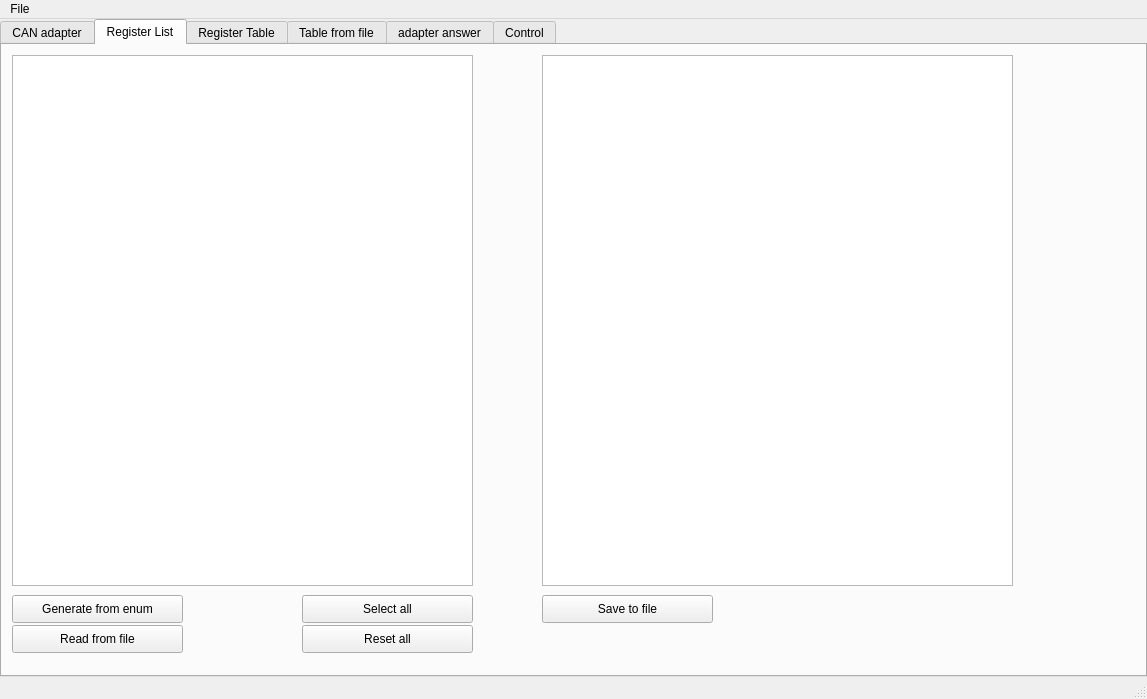
The window that mainwindow.ui (totktobroditvokrug/EL205-QT) describes before a commit, drawn with Qt 5.
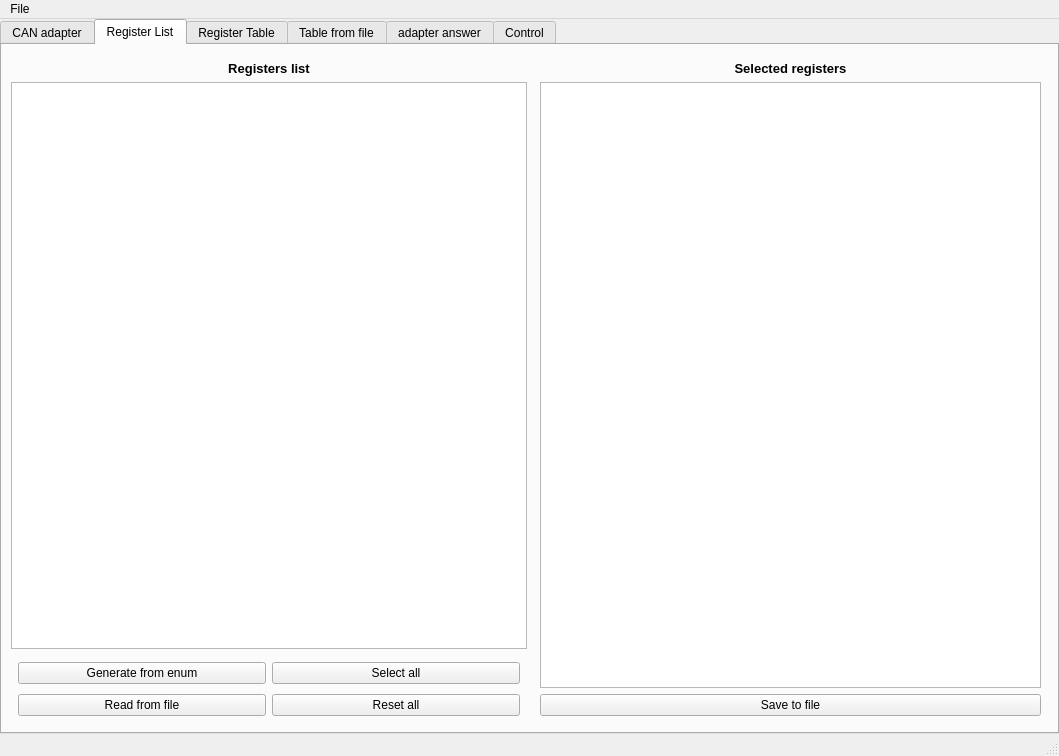
The same window after the commit. The open tabs and pages were chosen to show the change.

What changed in the file:
```diff
--- a/mainwindow.ui
+++ b/mainwindow.ui
@@ -6,8 +6,8 @@
    <rect>
     <x>0</x>
     <y>0</y>
-    <width>1147</width>
-    <height>699</height>
+    <width>1059</width>
+    <height>756</height>
    </rect>
   </property>
   <property name="windowTitle">
@@ -20,10 +20,7 @@
      <verstretch>0</verstretch>
     </sizepolicy>
    </property>
-   <layout class="QVBoxLayout" name="verticalLayout_3">
-    <property name="spacing">
-     <number>7</number>
-    </property>
+   <layout class="QGridLayout" name="gridLayout_8">
     <property name="leftMargin">
      <number>0</number>
     </property>
@@ -36,7 +33,7 @@
     <property name="bottomMargin">
      <number>0</number>
     </property>
-    <item>
+    <item row="0" column="0">
      <widget class="QTabWidget" name="tabWidget_registerWidget">
       <property name="sizePolicy">
        <sizepolicy hsizetype="Expanding" vsizetype="Expanding">
@@ -103,13 +100,6 @@
             <property name="verticalSpacing">
              <number>2</number>
             </property>
-            <item row="2" column="0">
-             <widget class="QLabel" name="label_4">
-              <property name="text">
-               <string>20.04.24</string>
-              </property>
-             </widget>
-            </item>
             <item row="1" column="0">
              <layout class="QHBoxLayout" name="horizontalLayout_11">
               <property name="spacing">
@@ -595,91 +585,138 @@
        <attribute name="title">
         <string>Register List</string>
        </attribute>
+       <layout class="QGridLayout" name="gridLayout_5">
+        <item row="0" column="0">
+         <layout class="QHBoxLayout" name="horizontalLayout_12">
+          <property name="leftMargin">
+           <number>0</number>
+          </property>
+          <property name="topMargin">
+           <number>0</number>
+          </property>
+          <item>
+           <layout class="QVBoxLayout" name="verticalLayout_9">
+            <property name="topMargin">
+             <number>7</number>
+            </property>
+            <item>
+             <widget class="QLabel" name="label_4">
+              <property name="font">
+               <font>
+                <pointsize>10</pointsize>
+                <weight>75</weight>
+                <bold>true</bold>
+               </font>
+              </property>
+              <property name="layoutDirection">
+               <enum>Qt::LeftToRight</enum>
+              </property>
+              <property name="text">
+               <string>Registers list</string>
+              </property>
+              <property name="alignment">
+               <set>Qt::AlignCenter</set>
+              </property>
+             </widget>
+            </item>
+            <item>
+             <widget class="QListWidget" name="listWidget_regNum"/>
+            </item>
+            <item>
+             <layout class="QGridLayout" name="gridLayout_6">
+              <property name="leftMargin">
+               <number>7</number>
+              </property>
+              <property name="topMargin">
+               <number>7</number>
+              </property>
+              <property name="rightMargin">
+               <number>7</number>
+              </property>
+              <property name="bottomMargin">
+               <number>7</number>
+              </property>
+              <property name="verticalSpacing">
+               <number>10</number>
+              </property>
+              <item row="0" column="0">
        <widget class="QPushButton" name="pushButton_genRegFromEnum">
-        <property name="geometry">
-         <rect>
-          <x>10</x>
-          <y>550</y>
-          <width>171</width>
-          <height>28</height>
-         </rect>
-        </property>
         <property name="text">
          <string>Generate from enum</string>
         </property>
        </widget>
-       <widget class="QPushButton" name="pushButton_readRegFromFile">
-        <property name="geometry">
-         <rect>
-          <x>10</x>
-          <y>580</y>
-          <width>171</width>
-          <height>28</height>
-         </rect>
-        </property>
-        <property name="text">
-         <string>Read from file</string>
-        </property>
-       </widget>
-       <widget class="QPushButton" name="pushButton_saveRegToFile">
-        <property name="geometry">
-         <rect>
-          <x>540</x>
-          <y>550</y>
-          <width>171</width>
-          <height>28</height>
-         </rect>
-        </property>
-        <property name="text">
-         <string>Save to file</string>
-        </property>
-       </widget>
-       <widget class="QListWidget" name="listWidget_regNum">
-        <property name="geometry">
-         <rect>
-          <x>10</x>
-          <y>10</y>
-          <width>461</width>
-          <height>531</height>
-         </rect>
-        </property>
-       </widget>
-       <widget class="QTextEdit" name="textEdit_selectedRegNum">
-        <property name="geometry">
-         <rect>
-          <x>540</x>
-          <y>10</y>
-          <width>471</width>
-          <height>531</height>
-         </rect>
-        </property>
-       </widget>
+              </item>
+              <item row="0" column="1">
        <widget class="QPushButton" name="pushButton_selectAll">
-        <property name="geometry">
-         <rect>
-          <x>300</x>
-          <y>550</y>
-          <width>171</width>
-          <height>28</height>
-         </rect>
-        </property>
         <property name="text">
          <string>Select all</string>
         </property>
        </widget>
+              </item>
+              <item row="1" column="0">
+               <widget class="QPushButton" name="pushButton_readRegFromFile">
+                <property name="text">
+                 <string>Read from file</string>
+                </property>
+               </widget>
+              </item>
+              <item row="1" column="1">
        <widget class="QPushButton" name="pushButton_resetAll">
-        <property name="geometry">
-         <rect>
-          <x>300</x>
-          <y>580</y>
-          <width>171</width>
-          <height>28</height>
-         </rect>
-        </property>
         <property name="text">
          <string>Reset all</string>
         </property>
        </widget>
+              </item>
+             </layout>
+            </item>
+           </layout>
+          </item>
+          <item>
+           <layout class="QVBoxLayout" name="verticalLayout_10">
+            <property name="leftMargin">
+             <number>7</number>
+            </property>
+            <property name="topMargin">
+             <number>7</number>
+            </property>
+            <property name="rightMargin">
+             <number>7</number>
+            </property>
+            <property name="bottomMargin">
+             <number>7</number>
+            </property>
+            <item>
+             <widget class="QLabel" name="label_10">
+              <property name="font">
+               <font>
+                <pointsize>10</pointsize>
+                <weight>75</weight>
+                <bold>true</bold>
+               </font>
+              </property>
+              <property name="text">
+               <string>Selected registers</string>
+              </property>
+              <property name="alignment">
+               <set>Qt::AlignHCenter|Qt::AlignTop</set>
+              </property>
+             </widget>
+            </item>
+            <item>
+             <widget class="QTextEdit" name="textEdit_selectedRegNum"/>
+            </item>
+            <item>
+             <widget class="QPushButton" name="pushButton_saveRegToFile">
+              <property name="text">
+               <string>Save to file</string>
+              </property>
+             </widget>
+            </item>
+           </layout>
+          </item>
+         </layout>
+        </item>
+       </layout>
       </widget>
       <widget class="QWidget" name="tab_6">
        <attribute name="title">
@@ -688,6 +725,83 @@
        <layout class="QVBoxLayout" name="verticalLayout_6">
         <item>
          <layout class="QHBoxLayout" name="horizontalLayout">
+            <property name="leftMargin">
+             <number>0</number>
+            </property>
+            <item>
+             <layout class="QVBoxLayout" name="verticalLayout_3">
+              <property name="spacing">
+               <number>10</number>
+              </property>
+              <property name="topMargin">
+               <number>0</number>
+              </property>
+              <property name="rightMargin">
+               <number>10</number>
+              </property>
+              <item>
+               <layout class="QFormLayout" name="formLayout_2">
+                <property name="labelAlignment">
+                 <set>Qt::AlignRight|Qt::AlignTrailing|Qt::AlignVCenter</set>
+                </property>
+                <item row="0" column="0">
+                 <widget class="QLabel" name="label_freqInv">
+                  <property name="text">
+                   <string>F=</string>
+                  </property>
+                 </widget>
+                </item>
+                <item row="0" column="1">
+                 <widget class="QLineEdit" name="lineEdit_currentFreq">
+                  <property name="sizePolicy">
+                   <sizepolicy hsizetype="Expanding" vsizetype="Fixed">
+                    <horstretch>0</horstretch>
+                    <verstretch>0</verstretch>
+                   </sizepolicy>
+                  </property>
+                  <property name="minimumSize">
+                   <size>
+                    <width>100</width>
+                    <height>0</height>
+                   </size>
+                  </property>
+                 </widget>
+                </item>
+                <item row="1" column="0">
+                 <widget class="QComboBox" name="comboBox_register"/>
+                </item>
+                <item row="1" column="1">
+                 <widget class="QLineEdit" name="lineEdit_registerValue"/>
+                </item>
+                <item row="2" column="0">
+                 <widget class="QComboBox" name="comboBox_register_1"/>
+                </item>
+                <item row="2" column="1">
+                 <widget class="QLineEdit" name="lineEdit_registerValue_1"/>
+                </item>
+                <item row="3" column="0">
+                 <widget class="QComboBox" name="comboBox_register_2"/>
+                </item>
+                <item row="3" column="1">
+                 <widget class="QLineEdit" name="lineEdit_registerValue_2"/>
+                </item>
+               </layout>
+              </item>
+              <item>
+               <widget class="QSlider" name="horizontalSlider">
+                <property name="sizePolicy">
+                 <sizepolicy hsizetype="Expanding" vsizetype="Fixed">
+                  <horstretch>158</horstretch>
+                  <verstretch>0</verstretch>
+                 </sizepolicy>
+                </property>
+                <property name="orientation">
+                 <enum>Qt::Horizontal</enum>
+                </property>
+               </widget>
+              </item>
+             </layout>
+            </item>
           <item>
            <layout class="QVBoxLayout" name="verticalLayout_4">
             <item>
@@ -1131,7 +1245,7 @@
     <rect>
      <x>0</x>
      <y>0</y>
-     <width>1147</width>
+     <width>1059</width>
      <height>26</height>
     </rect>
    </property>
```
Left out of the diff: 199 changed lines with no effect on the pictures. Lines whose indentation alone changed are shown as unchanged.
